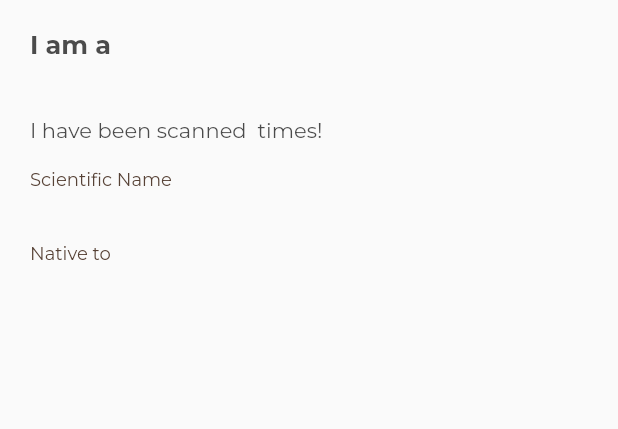
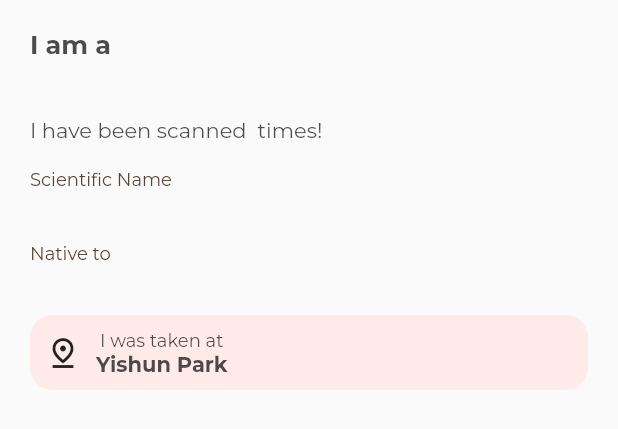
Before and after one commit to soulpower11/CZ3002-Blossom, a Flutter app: the FlowerInfo widget shown alone on an empty page, opened directly with empty values, on a phone screen of 412 x 824 dp. Shown: the top 429 px of the screen. Run offline on Flutter 3.47's test engine with Material 2 defaults, Android fonts, the phone set to English and light mode, and no system bars; our stand-ins replace carousel_slider, flutter_dotenv, geocoding, geolocator, google_fonts, google_maps_flutter and 4 more; missing offline and left inert: dart_jsonwebtoken, email_auth, flutter_bcrypt, flutter_share_me, image_watermark, mongo_dart; accounts and stored records are empty; network calls fail.

Commit message:
Added in the location for present flower

```diff
--- a/lib/constants.dart
+++ b/lib/constants.dart
@@ -7,3 +7,4 @@ const kDefaultPadding = 20.0;
 const kBarColor = Color.fromARGB(255, 39, 44, 41);
 const kButtonColor1 = Color.fromARGB(255, 143, 32, 49);
 const kAppBrownColor = Color.fromARGB(255, 87, 66, 54);
+const kAppPinkColor = Color.fromARGB(255, 255, 234, 234);
--- a/lib/dashboard.dart
+++ b/lib/dashboard.dart
@@ -159,7 +159,7 @@ class _DashboardState extends State<Dashboard> {
           builder: (context) => PresentFlower(scannedImage: imageFile)));
     } else {
       Navigator.of(context)
-          .push(MaterialPageRoute(builder: (context) => LandingPage()));
+          .push(MaterialPageRoute(builder: (context) => Dashboard()));
     }
   }
 }
--- a/lib/present_flower.dart
+++ b/lib/present_flower.dart
@@ -433,6 +433,28 @@ class FlowerInfo extends StatelessWidget {
                 AppTextNormal(
                     size: 12, text: "Native to", color: kAppBrownColor),
                 AppTextBold(size: 14, text: nativeTo + '\n'),
+                SizedBox(
+                    height: 50,
+                    child: Container(
+                        padding: EdgeInsets.all(5),
+                        decoration: BoxDecoration(
+                            borderRadius: BorderRadius.circular(15),
+                            color: kAppPinkColor),
+                        child: Row(
+                          mainAxisAlignment: MainAxisAlignment.start,
+                          children: [
+                            Padding(
+                                padding: EdgeInsets.only(left: 5, right: 10),
+                                child: Icon(Icons.pin_drop_outlined)),
+                            Column(
+                                mainAxisAlignment: MainAxisAlignment.center,
+                                children: [
+                                  AppTextNormal(
+                                      size: 12, text: "I was taken at"),
+                                  AppTextBold(size: 14, text: "Yishun Park")
+                                ])
+                          ],
+                        )))
               ],
             ),
           );
```
